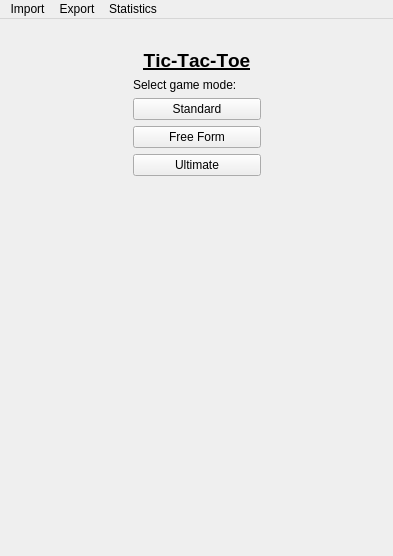
This is TTT/mainwindow.ui in vozellad/Free-Form_Tic-Tac-Toe as Qt 5 draws it before an edit. The edited form follows.
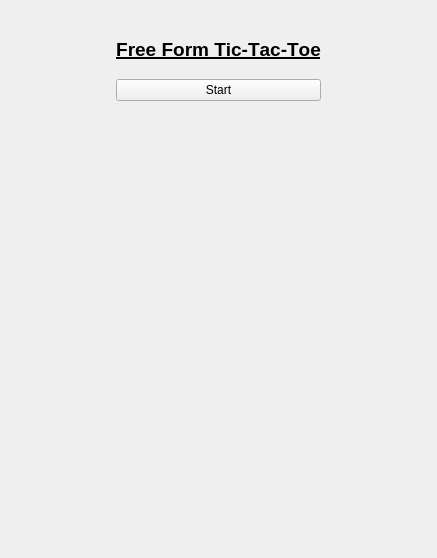
This is the edited form.

The edit to the form file:
```diff
--- a/TTT/mainwindow.ui
+++ b/TTT/mainwindow.ui
@@ -6,8 +6,8 @@
    <rect>
     <x>0</x>
     <y>0</y>
-    <width>393</width>
-    <height>556</height>
+    <width>437</width>
+    <height>558</height>
    </rect>
   </property>
   <property name="sizePolicy">
@@ -51,11 +51,40 @@
         </sizepolicy>
        </property>
        <layout class="QGridLayout" name="gridLayout_2">
+        <item row="0" column="1">
+         <spacer name="verticalSpacer_startScreenUp">
+          <property name="orientation">
+           <enum>Qt::Vertical</enum>
+          </property>
+          <property name="sizeType">
+           <enum>QSizePolicy::Maximum</enum>
+          </property>
+          <property name="sizeHint" stdset="0">
+           <size>
+            <width>20</width>
+            <height>20</height>
+           </size>
+          </property>
+         </spacer>
+        </item>
         <item row="2" column="1">
          <layout class="QGridLayout" name="gridLayout_startScreen">
           <property name="verticalSpacing">
            <number>6</number>
           </property>
+          <item row="2" column="1">
+           <widget class="QPushButton" name="pushButton_start">
+            <property name="minimumSize">
+             <size>
+              <width>128</width>
+              <height>0</height>
+             </size>
+            </property>
+            <property name="text">
+             <string>Start</string>
+            </property>
+           </widget>
+          </item>
           <item row="0" column="1">
            <widget class="QLabel" name="label_ticTacToe">
             <property name="minimumSize">
@@ -83,14 +112,27 @@
              </font>
             </property>
             <property name="text">
-             <string>Tic-Tac-Toe</string>
+             <string>Free Form Tic-Tac-Toe</string>
             </property>
             <property name="alignment">
              <set>Qt::AlignCenter</set>
             </property>
            </widget>
           </item>
-          <item row="0" column="2" rowspan="5">
+          <item row="0" column="0" rowspan="4">
+           <spacer name="horizontalSpacer_startScreenLeft">
+            <property name="orientation">
+             <enum>Qt::Horizontal</enum>
+            </property>
+            <property name="sizeHint" stdset="0">
+             <size>
+              <width>40</width>
+              <height>20</height>
+             </size>
+            </property>
+           </spacer>
+          </item>
+          <item row="0" column="2" rowspan="4">
            <spacer name="horizontalSpacer_startScreenRight">
             <property name="orientation">
              <enum>Qt::Horizontal</enum>
@@ -104,58 +146,21 @@
            </spacer>
           </item>
           <item row="1" column="1">
-           <widget class="QLabel" name="label_selectGameMode">
-            <property name="maximumSize">
-             <size>
-              <width>16777215</width>
-              <height>24</height>
-             </size>
-            </property>
-            <property name="text">
-             <string>Select game mode:</string>
-            </property>
-           </widget>
-          </item>
-          <item row="0" column="0" rowspan="5">
-           <spacer name="horizontalSpacer_startScreenLeft">
+           <spacer name="verticalSpacer_startScreenMiddle">
             <property name="orientation">
-             <enum>Qt::Horizontal</enum>
+             <enum>Qt::Vertical</enum>
+            </property>
+            <property name="sizeType">
+             <enum>QSizePolicy::Maximum</enum>
             </property>
             <property name="sizeHint" stdset="0">
              <size>
-              <width>40</width>
-              <height>20</height>
+              <width>20</width>
+              <height>12</height>
              </size>
             </property>
            </spacer>
           </item>
-          <item row="4" column="1">
-           <widget class="QPushButton" name="pushButton_ultimate">
-            <property name="text">
-             <string>Ultimate</string>
-            </property>
-           </widget>
-          </item>
-          <item row="3" column="1">
-           <widget class="QPushButton" name="pushButton_freeForm">
-            <property name="minimumSize">
-             <size>
-              <width>128</width>
-              <height>0</height>
-             </size>
-            </property>
-            <property name="text">
-             <string>Free Form</string>
-            </property>
-           </widget>
-          </item>
-          <item row="2" column="1">
-           <widget class="QPushButton" name="pushButton_standard">
-            <property name="text">
-             <string>Standard</string>
-            </property>
-           </widget>
-          </item>
          </layout>
         </item>
         <item row="5" column="1">
@@ -163,6 +168,9 @@
           <property name="orientation">
            <enum>Qt::Vertical</enum>
           </property>
+          <property name="sizeType">
+           <enum>QSizePolicy::Expanding</enum>
+          </property>
           <property name="sizeHint" stdset="0">
            <size>
             <width>0</width>
@@ -171,22 +179,6 @@
           </property>
          </spacer>
         </item>
-        <item row="0" column="1">
-         <spacer name="verticalSpacer_startScreenUp">
-          <property name="orientation">
-           <enum>Qt::Vertical</enum>
-          </property>
-          <property name="sizeType">
-           <enum>QSizePolicy::Maximum</enum>
-          </property>
-          <property name="sizeHint" stdset="0">
-           <size>
-            <width>20</width>
-            <height>12</height>
-           </size>
-          </property>
-         </spacer>
-        </item>
        </layout>
       </widget>
       <widget class="QWidget" name="page_freeFormSetup">
@@ -762,39 +754,6 @@
     </item>
    </layout>
   </widget>
-  <widget class="QMenuBar" name="menubar">
-   <property name="geometry">
-    <rect>
-     <x>0</x>
-     <y>0</y>
-     <width>393</width>
-     <height>24</height>
-    </rect>
-   </property>
-   <widget class="QMenu" name="menu_Import">
-    <property name="title">
-     <string>Import</string>
-    </property>
-   </widget>
-   <widget class="QMenu" name="menu_Export">
-    <property name="title">
-     <string>Export</string>
-    </property>
-   </widget>
-   <widget class="QMenu" name="menu_Statistics">
-    <property name="title">
-     <string>Statistics</string>
-    </property>
-   </widget>
-   <addaction name="menu_Import"/>
-   <addaction name="menu_Export"/>
-   <addaction name="menu_Statistics"/>
-  </widget>
-  <widget class="QStatusBar" name="statusbar">
-   <property name="sizeGripEnabled">
-    <bool>false</bool>
-   </property>
-  </widget>
  </widget>
  <resources/>
  <connections/>
```
Left out of the diff: 92 changed lines with no effect on the pictures.
